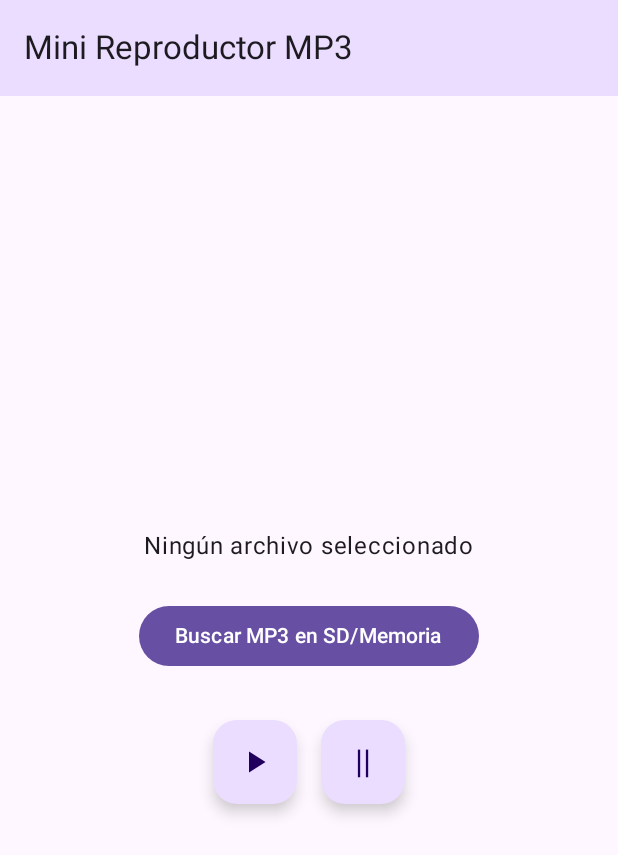
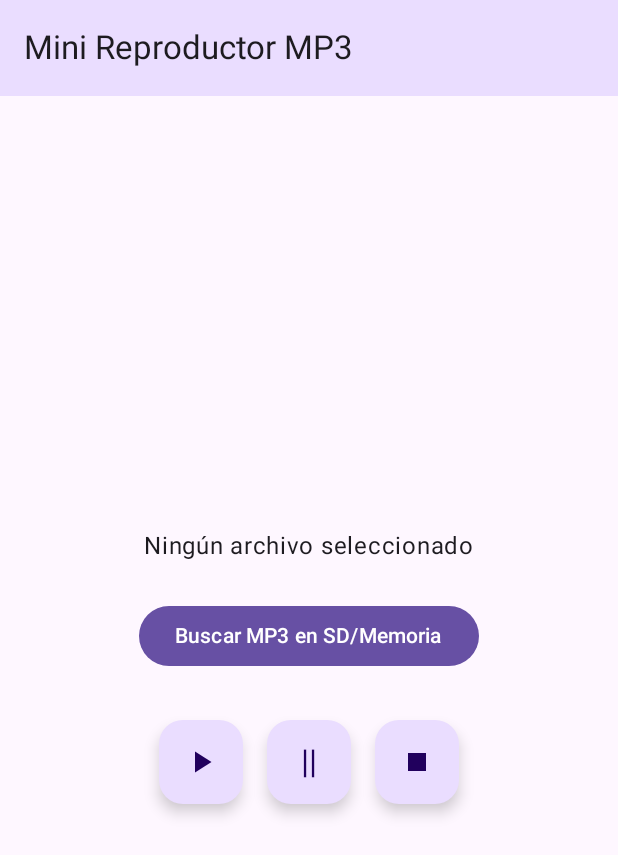
Before and after one commit to Aanlu/AndroidNativo_Praticas, an Android app built with Jetpack Compose: the screen it shows after launch (MainActivity), on a phone screen of 412 x 824 dp. Shown: the top 855 px of the screen. Run offline under Robolectric (Android 15) with nearby library versions, the phone set to English and light mode, and no system bars.

Commit message:
Practica 11: reto botón Detener con pause y seekTo(0)

```diff
--- a/Practica11/app/src/main/java/com/example/practica11/ReproductorScreen.kt
+++ b/Practica11/app/src/main/java/com/example/practica11/ReproductorScreen.kt
@@ -7,6 +7,7 @@ import androidx.activity.result.contract.ActivityResultContracts
 import androidx.compose.foundation.layout.*
 import androidx.compose.material.icons.Icons
 import androidx.compose.material.icons.filled.PlayArrow
+import androidx.compose.material.icons.filled.Stop
 import androidx.compose.material3.*
 import androidx.compose.runtime.*
 import androidx.compose.ui.Alignment
@@ -100,6 +101,16 @@ fun ReproductorScreen() {
                 ) {
                     Text(" || ", style = MaterialTheme.typography.titleLarge)
                 }
+
+                FloatingActionButton(
+                    onClick = {
+                        mediaPlayer?.pause()
+                        isPlaying = false
+                        mediaPlayer?.seekTo(0)
+                    }
+                ) {
+                    Icon(Icons.Default.Stop, contentDescription = "Detener")
+                }
             }
         }
     }
```
